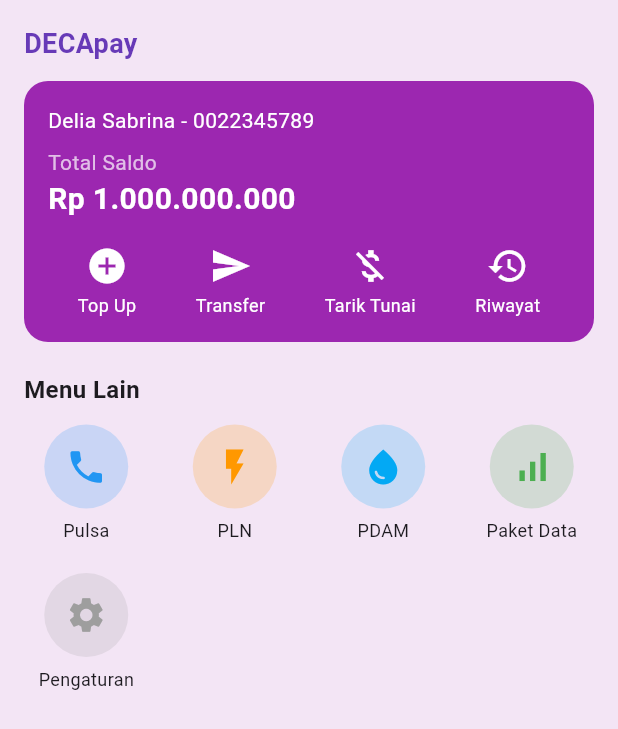
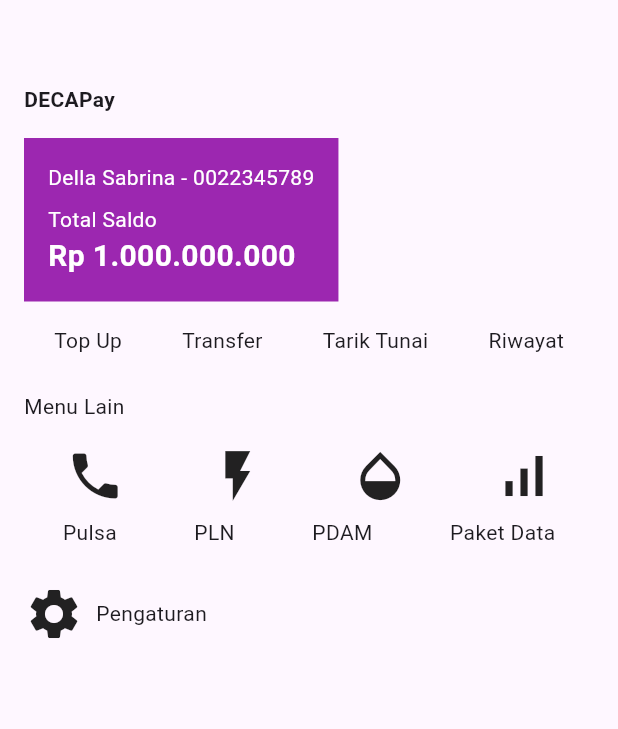
Before and after one commit to GalaxyRexus/mbanking_flutter, a Flutter app: the HomePage screen opened directly, on a phone screen of 412 x 824 dp. Shown: the top 729 px of the screen. Run offline on Flutter 3.47's test engine with Material 3 defaults, Android fonts, the phone set to English and light mode, and no system bars.

Commit message:
perubahan tampilan home -elsaa

```diff
--- a/lib/home.dart
+++ b/lib/home.dart
@@ -10,182 +10,100 @@ class MyApp extends StatelessWidget {
   @override
   Widget build(BuildContext context) {
     return MaterialApp(
+      home: const HomePage(),
       debugShowCheckedModeBanner: false,
-      home: HomePage(),
     );
   }
 }
 
 class HomePage extends StatelessWidget {
-  HomePage({super.key});
-
-  final Color primaryColor = const Color(0xFF9C27B0); // Ungu seperti di gambar
+  const HomePage({super.key});
 
   @override
   Widget build(BuildContext context) {
     return Scaffold(
-      backgroundColor: Colors.purple.shade50,
-      body: SafeArea(
-        child: Padding(
+      body: Padding(
         padding: const EdgeInsets.all(16),
         child: Column(
           crossAxisAlignment: CrossAxisAlignment.start,
           children: [
+            const SizedBox(height: 40),
             const Text(
-                "DECApay",
-                style: TextStyle(
-                  fontSize: 18,
-                  fontWeight: FontWeight.bold,
-                  color: Colors.deepPurple,
+              "DECAPay",
+              style: TextStyle(fontWeight: FontWeight.bold),
             ),
-              ),
-              const SizedBox(height: 12),
+            const SizedBox(height: 16),
 
-              // Card Saldo
+            // Kartu Saldo
             Container(
-                width: double.infinity,
               padding: const EdgeInsets.all(16),
-                decoration: BoxDecoration(
-                  color: primaryColor,
-                  borderRadius: BorderRadius.circular(16),
-                ),
+              color: Colors.purple,
               child: Column(
                 crossAxisAlignment: CrossAxisAlignment.start,
-                  children: [
-                    const Text(
-                      "Delia Sabrina - 0022345789",
-                      style: TextStyle(
-                        color: Colors.white,
-                        fontSize: 14,
-                      ),
-                    ),
-                    const SizedBox(height: 8),
-                    const Text(
-                      "Total Saldo",
-                      style: TextStyle(
-                        color: Colors.white70,
-                        fontSize: 14,
-                      ),
-                    ),
-                    const Text(
-                      "Rp 1.000.000.000",
+                children: const [
+                  Text("Della Sabrina - 0022345789",
+                      style: TextStyle(color: Colors.white)),
+                  SizedBox(height: 8),
+                  Text("Total Saldo", style: TextStyle(color: Colors.white)),
+                  Text("Rp 1.000.000.000",
                       style: TextStyle(
                           color: Colors.white,
                           fontSize: 20,
-                        fontWeight: FontWeight.bold,
+                          fontWeight: FontWeight.bold)),
+                ],
               ),
             ),
+
             const SizedBox(height: 16),
+
+            // Menu atas
             Row(
               mainAxisAlignment: MainAxisAlignment.spaceAround,
               children: const [
-                        _MenuIcon(icon: Icons.add_circle, label: "Top Up"),
-                        _MenuIcon(icon: Icons.send, label: "Transfer"),
-                        _MenuIcon(icon: Icons.money_off, label: "Tarik Tunai"),
-                        _MenuIcon(icon: Icons.history, label: "Riwayat"),
+                Text("Top Up"),
+                Text("Transfer"),
+                Text("Tarik Tunai"),
+                Text("Riwayat"),
+              ],
+            ),
+
+            const SizedBox(height: 24),
+            const Text("Menu Lain"),
+
+            const SizedBox(height: 16),
+
+            // Menu lain
+            Row(
+              mainAxisAlignment: MainAxisAlignment.spaceAround,
+              children: const [
+                Icon(Icons.phone, size: 40),
+                Icon(Icons.flash_on, size: 40),
+                Icon(Icons.opacity, size: 40),
+                Icon(Icons.signal_cellular_alt, size: 40),
+              ],
+            ),
+            const SizedBox(height: 8),
+            Row(
+              mainAxisAlignment: MainAxisAlignment.spaceAround,
+              children: const [
+                Text("Pulsa"),
+                Text("PLN"),
+                Text("PDAM"),
+                Text("Paket Data"),
+              ],
+            ),
+
+            const SizedBox(height: 24),
+            Row(
+              children: const [
+                Icon(Icons.settings, size: 40),
+                SizedBox(width: 8),
+                Text("Pengaturan"),
               ],
             )
           ],
         ),
       ),
-
-              const SizedBox(height: 20),
-              const Text(
-                "Menu Lain",
-                style: TextStyle(
-                  fontSize: 16,
-                  fontWeight: FontWeight.bold,
-                ),
-              ),
-
-              const SizedBox(height: 12),
-
-              // Grid Menu
-              Expanded(
-                child: GridView.count(
-                  crossAxisCount: 4,
-                  crossAxisSpacing: 16,
-                  mainAxisSpacing: 16,
-                  children: const [
-                    _MenuGrid(
-                      icon: Icons.phone,
-                      label: "Pulsa",
-                      color: Colors.blue,
-                    ),
-                    _MenuGrid(
-                      icon: Icons.flash_on,
-                      label: "PLN",
-                      color: Colors.orange,
-                    ),
-                    _MenuGrid(
-                      icon: Icons.water_drop,
-                      label: "PDAM",
-                      color: Colors.lightBlue,
-                    ),
-                    _MenuGrid(
-                      icon: Icons.signal_cellular_alt,
-                      label: "Paket Data",
-                      color: Colors.green,
-                    ),
-                    _MenuGrid(
-                      icon: Icons.settings,
-                      label: "Pengaturan",
-                      color: Colors.grey,
-                    ),
-                  ],
-                ),
-              )
-            ],
-          ),
-        ),
-      ),
     );
   }
 }
-
-// Widget untuk ikon di dalam Card Saldo
-class _MenuIcon extends StatelessWidget {
-  final IconData icon;
-  final String label;
-
-  const _MenuIcon({required this.icon, required this.label});
-
-  @override
-  Widget build(BuildContext context) {
-    return Column(
-      children: [
-        Icon(icon, color: Colors.white, size: 28),
-        const SizedBox(height: 4),
-        Text(
-          label,
-          style: const TextStyle(color: Colors.white, fontSize: 12),
-        )
-      ],
-    );
-  }
-}
-
-// Widget untuk Grid Menu
-class _MenuGrid extends StatelessWidget {
-  final IconData icon;
-  final String label;
-  final Color color;
-
-  const _MenuGrid(
-      {required this.icon, required this.label, required this.color});
-
-  @override
-  Widget build(BuildContext context) {
-    return Column(
-      children: [
-        CircleAvatar(
-          radius: 28,
-          backgroundColor: color.withOpacity(0.2),
-          child: Icon(icon, color: color, size: 28),
-        ),
-        const SizedBox(height: 6),
-        Text(label, style: const TextStyle(fontSize: 12)),
-      ],
-    );
-  }
-}
```
Lines whose indentation alone changed are shown as unchanged.
